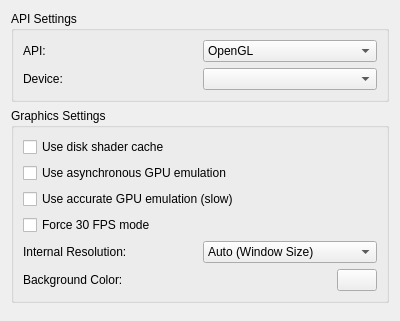
The window that src/yuzu/configuration/configure_graphics.ui (yuzu-emu-mirror/yuzu) describes before a commit, drawn with Qt 5.
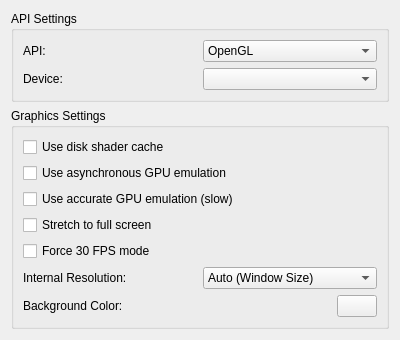
The same window after the commit.

Commit message: Add option stretch to full screen

The edit to the form file:
```diff
--- a/src/yuzu/configuration/configure_graphics.ui
+++ b/src/yuzu/configuration/configure_graphics.ui
@@ -91,6 +91,13 @@
           </property>
          </widget>
         </item>
+        <item>
+         <widget class="QCheckBox" name="stretch_to_full">
+          <property name="text">
+           <string>Stretch to full screen</string>
+          </property>
+         </widget>
+        </item>
         <item>
          <widget class="QCheckBox" name="force_30fps_mode">
           <property name="text">
```
The commit also changes 9 other files.
